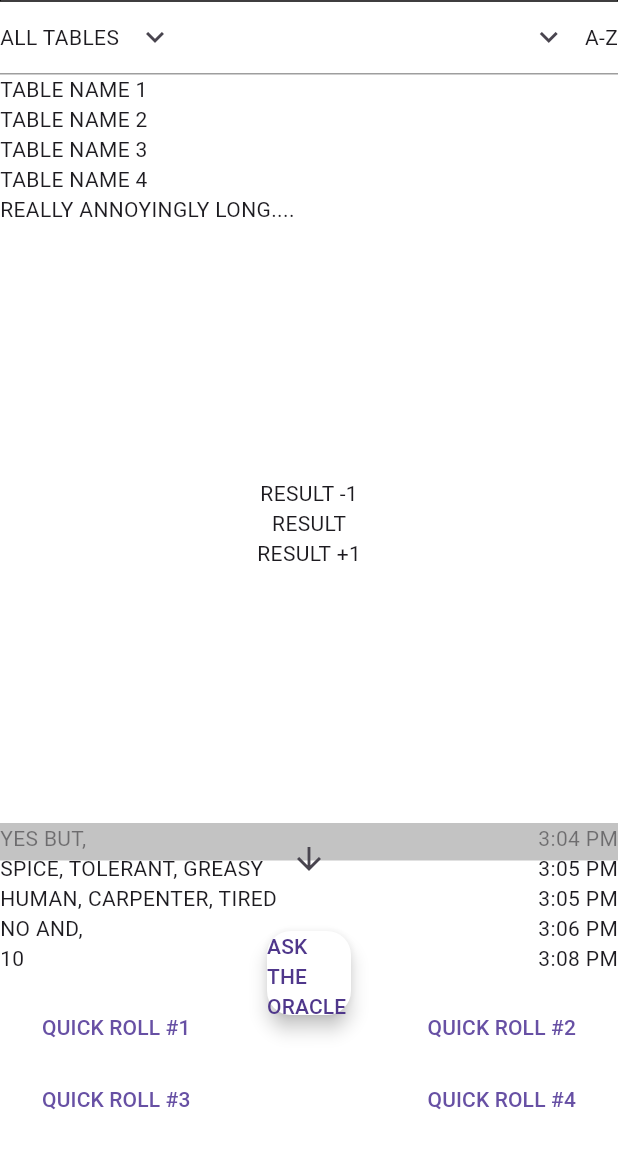
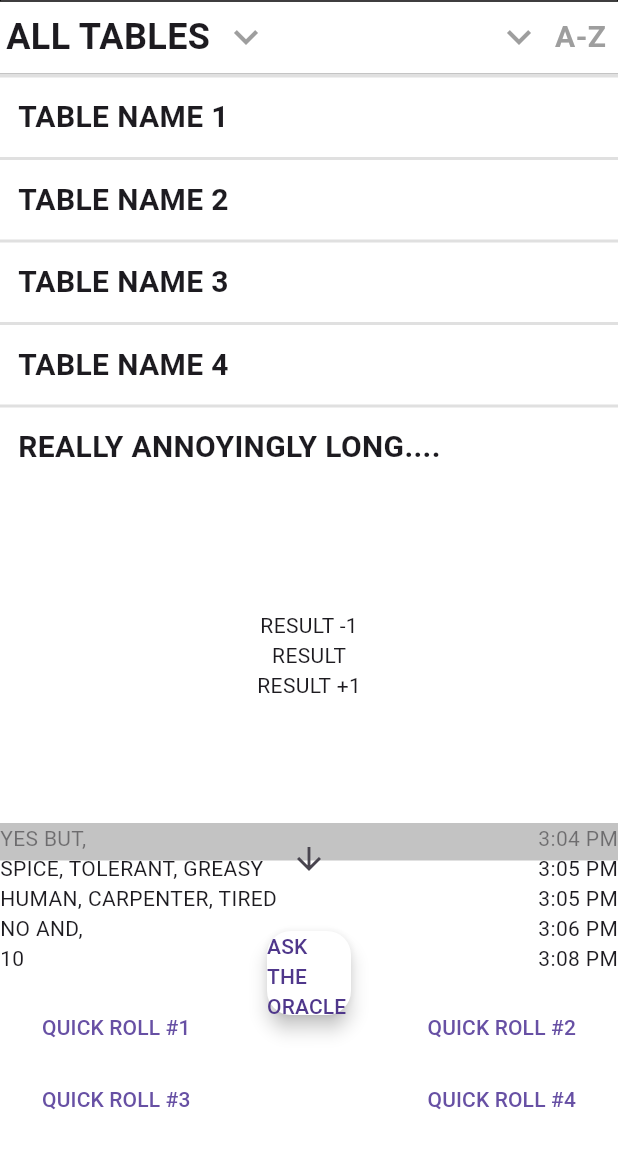
Before and after one commit to knowhow-ryan/sans_master_tables, a Flutter app: the screen it shows after launch, on a phone screen of 412 x 824 dp, the part 83-1236 px from its top. Run offline on Flutter 3.47's test engine with Material 3 defaults, Android fonts, the phone set to English and light mode, and no system bars.

Commit message:
continued encapsulation and formatting

```diff
--- a/lib/mock_table_group_panel.dart
+++ b/lib/mock_table_group_panel.dart
@@ -1,4 +1,6 @@
 import 'package:flutter/material.dart';
+import 'smui_up_down_icon.dart';
+import 'mock_table_list_tile.dart';
 
 class MockTableGroupPanel extends StatelessWidget {
   const MockTableGroupPanel({super.key});
@@ -10,19 +12,30 @@ class MockTableGroupPanel extends StatelessWidget {
       children: <Widget>[
         Container(
           decoration: const BoxDecoration(
-              border: Border(bottom: BorderSide(color: Colors.grey))),
+              border: Border(
+                  bottom: BorderSide(
+                      color: Color.fromARGB(255, 196, 196, 196), width: 1.0))),
           child: Row(
             //Table List Title Bar
             mainAxisAlignment: MainAxisAlignment.spaceBetween,
             children: <Widget>[
               Row(
+                //TABLE GROUP TITLE
                 mainAxisSize: MainAxisSize.min,
                 mainAxisAlignment: MainAxisAlignment.start,
                 children: [
-                  const Text('ALL TABLES'), //TABLE GROUP TITLE
+                  const Padding(
+                    padding: EdgeInsets.only(left: 4),
+                    child: Text(
+                      'ALL TABLES',
+                      style:
+                          TextStyle(fontSize: 24, fontWeight: FontWeight.bold),
+                    ),
+                  ),
                   IconButton(
                     onPressed: () {},
-                    icon: const Icon(Icons.keyboard_arrow_down),
+                    icon: const SmUiUpDownIcon(
+                        direction: SmUiUpDownIconDirection.down),
                   ),
                 ],
               ),
@@ -33,26 +46,37 @@ class MockTableGroupPanel extends StatelessWidget {
                 children: [
                   IconButton(
                     onPressed: () {},
-                    icon: const Icon(Icons.keyboard_arrow_down),
+                    icon: const SmUiUpDownIcon(
+                        direction: SmUiUpDownIconDirection.down),
                   ),
-                  const Text('A-Z'),
+                  const Padding(
+                    padding: EdgeInsets.only(right: 8),
+                    child: Text(
+                      'A-Z',
+                      style: TextStyle(
+                        fontSize: 20,
+                        fontWeight: FontWeight.bold,
+                        color: Colors.grey,
+                      ),
+                    ),
+                  ),
                 ],
               ),
             ],
           ),
         ),
         ListView.builder(
-          //TABLE LIST
+          //TABLE GROUP LIST
           shrinkWrap: true,
           itemCount: 5,
           itemBuilder: (context, index) {
-            Widget tableTile = const Text('ERROR');
+            String tileText = "ERROR";
             if (index < 4) {
-              tableTile = Text('TABLE NAME ${index + 1}');
+              tileText = "TABLE NAME ${index + 1}";
             } else {
-              tableTile = const Text('REALLY ANNOYINGLY LONG....');
+              tileText = "REALLY ANNOYINGLY LONG....";
             }
-            return tableTile;
+            return MockTableListTile(tileText);
           },
         ),
       ],
--- /dev/null
+++ b/lib/mock_table_list_tile.dart
@@ -0,0 +1,25 @@
+import 'package:flutter/material.dart';
+
+class MockTableListTile extends StatelessWidget {
+  const MockTableListTile(this.text, {super.key, this.textPadding = 12});
+
+  final String text;
+  final double textPadding;
+
+  @override
+  Widget build(BuildContext context) {
+    return Container(
+      decoration: const BoxDecoration(
+        border: Border(
+          top:
+              BorderSide(color: Color.fromARGB(255, 224, 224, 224), width: 2.0),
+        ),
+      ),
+      child: Padding(
+        padding: EdgeInsets.all(textPadding),
+        child: Text(text,
+            style: const TextStyle(fontSize: 20, fontWeight: FontWeight.bold)),
+      ),
+    );
+  }
+}
--- /dev/null
+++ b/lib/smui_up_down_icon.dart
@@ -0,0 +1,26 @@
+import 'package:flutter/material.dart';
+
+enum SmUiUpDownIconDirection { up, down }
+
+class SmUiUpDownIcon extends StatelessWidget {
+  const SmUiUpDownIcon({super.key, required this.direction});
+
+  final SmUiUpDownIconDirection direction;
+
+  @override
+  Widget build(BuildContext context) {
+    IconData arrowIcon;
+    switch (direction) {
+      case SmUiUpDownIconDirection.down:
+        arrowIcon = Icons.keyboard_arrow_down;
+      case SmUiUpDownIconDirection.up:
+        arrowIcon = Icons.keyboard_arrow_up;
+    }
+
+    return Icon(
+      arrowIcon,
+      size: 32,
+      color: Colors.grey,
+    );
+  }
+}
```
